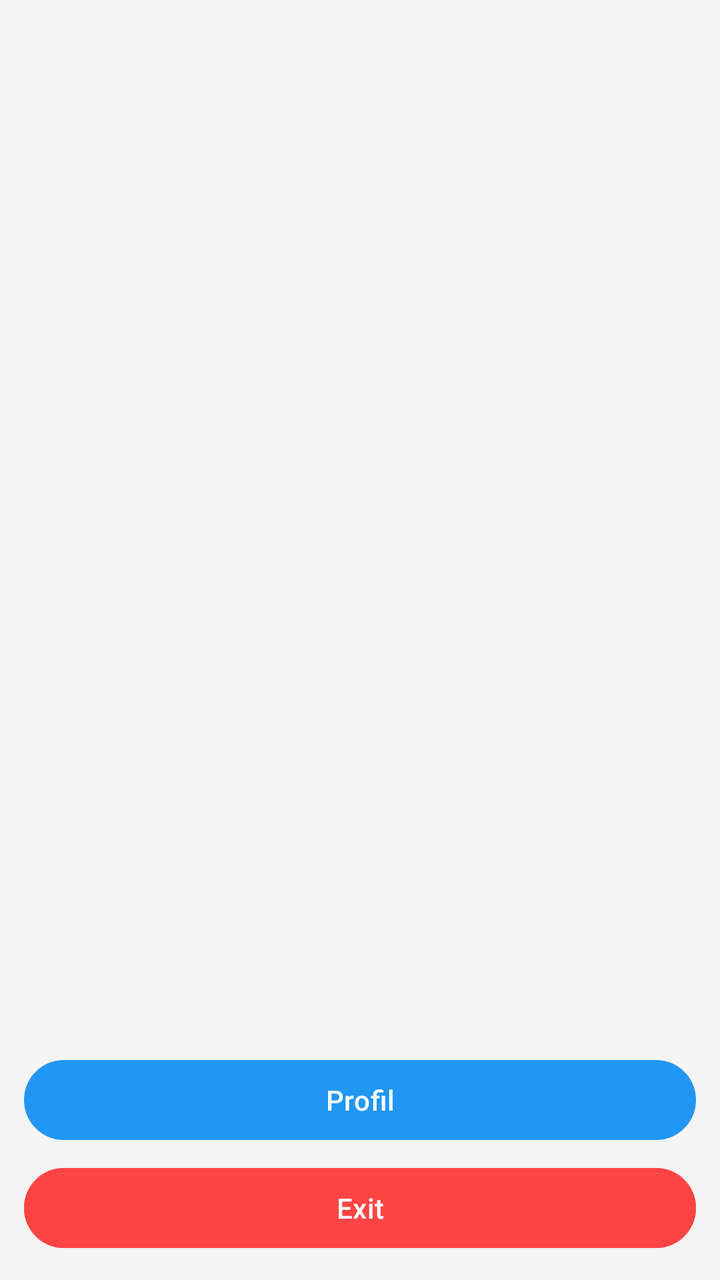
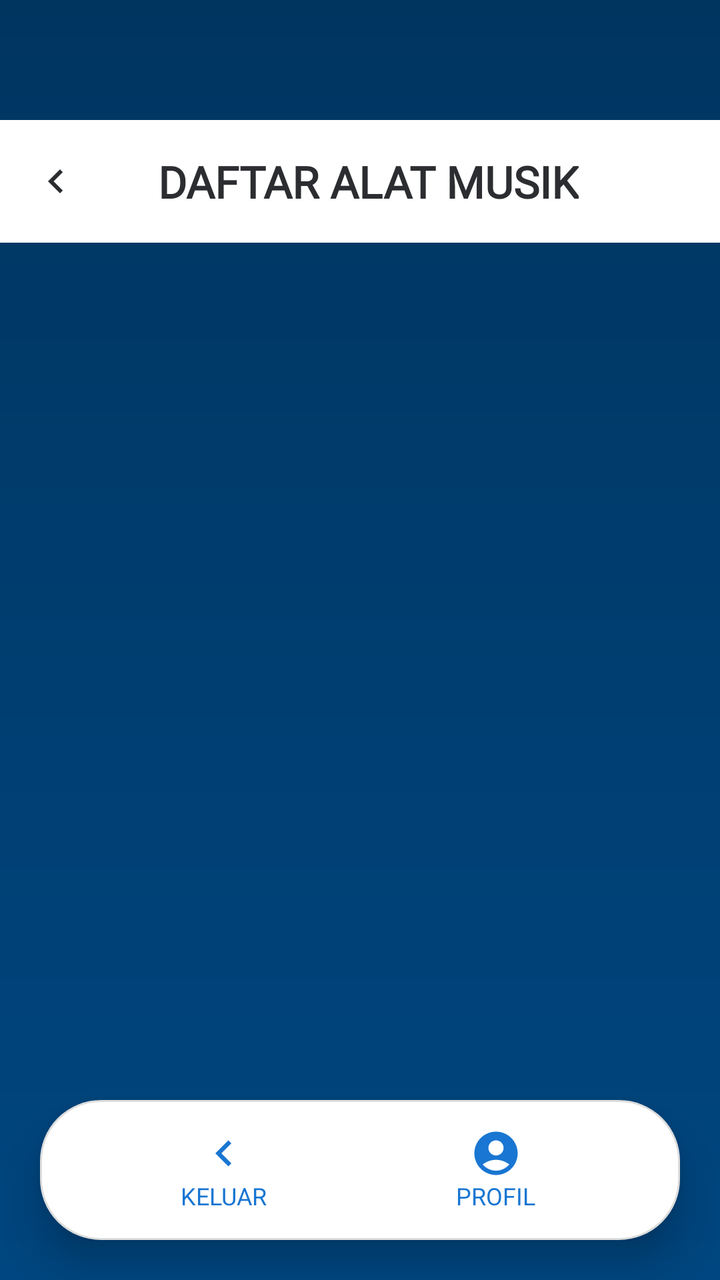

The first picture is an Android layout as it rendered before a commit; the second is the same layout after the commit. The layout source and the unified diff follow.
<!-- AndroidManifest.xml: application theme Theme.MusikAryo -->
<!-- res/layout/activity_usaha_jual.xml -->
<?xml version="1.0" encoding="utf-8"?>
<LinearLayout xmlns:android="http://schemas.android.com/apk/res/android"
    android:layout_width="match_parent"
    android:layout_height="match_parent"
    android:orientation="vertical"
    android:padding="12dp"
    android:background="#F5F5F5">

    <androidx.recyclerview.widget.RecyclerView
        android:id="@+id/rvAlat"
        android:layout_width="match_parent"
        android:layout_height="0dp"
        android:layout_weight="1"/>

    <Button
        android:id="@+id/btnProfil"
        android:layout_width="match_parent"
        android:layout_height="wrap_content"
        android:text="Profil"
        android:layout_marginTop="6dp"/>

    <Button
        android:id="@+id/btnExit"
        android:layout_width="match_parent"
        android:layout_height="wrap_content"
        android:text="Exit"
        android:backgroundTint="@android:color/holo_red_light"
        android:textColor="@android:color/white"
        android:layout_marginTop="6dp"/>
</LinearLayout>
<!-- resources referenced by this layout -->
<resources>
  <style name="Theme.MusikAryo" parent="Theme.Material3.DayNight.NoActionBar">
          
          <item name="colorPrimary">@color/blue_500</item>
          <item name="colorPrimaryVariant">@color/blue_700</item>
          <item name="colorOnPrimary">@android:color/white</item>
  
          
          <item name="android:buttonStyle">@style/MyButton.Blue</item>
      </style>
  <color name="blue_500">#2196F3</color>
  <color name="blue_700">#1976D2</color>
  <style name="MyButton.Blue" parent="@android:style/Widget.Button">
          <item name="android:backgroundTint">@null</item>
          <item name="android:background">@drawable/bg_button_blue</item>
          <item name="android:textColor">@android:color/white</item>
      </style>
  <!-- drawable bg_button_blue (drawable) -->
  <?xml version="1.0" encoding="utf-8"?>
  <shape xmlns:android="http://schemas.android.com/apk/res/android" android:shape="rectangle">
      <gradient
          android:startColor="#2196F3"
          android:endColor="#1976D2"
          android:angle="90"/>
      <corners android:radius="30dp"/>
      <padding
          android:left="20dp"
          android:top="14dp"
          android:right="20dp"
          android:bottom="14dp"/>
  </shape>
</resources>

<!-- the commit's change to res/layout/activity_usaha_jual.xml (unified diff, before → after) -->
@@ -1,30 +1,122 @@
 <?xml version="1.0" encoding="utf-8"?>
-<LinearLayout xmlns:android="http://schemas.android.com/apk/res/android"
+<androidx.constraintlayout.widget.ConstraintLayout
+    xmlns:android="http://schemas.android.com/apk/res/android"
+    xmlns:app="http://schemas.android.com/apk/res-auto"
     android:layout_width="match_parent"
     android:layout_height="match_parent"
-    android:orientation="vertical"
-    android:padding="12dp"
-    android:background="#F5F5F5">
+    android:background="@drawable/bg_header_gradient">
+
+    <androidx.constraintlayout.widget.ConstraintLayout
+        android:id="@+id/headerLayout"
+        android:layout_width="0dp"
+        android:layout_height="wrap_content"
+        android:layout_marginTop="60dp"
+        android:background="@color/white"
+        android:padding="16dp"
+        app:layout_constraintEnd_toEndOf="parent"
+        app:layout_constraintStart_toStartOf="parent"
+        app:layout_constraintTop_toTopOf="parent">
+
+        <ImageView
+            android:id="@+id/btnBack"
+            android:layout_width="24dp"
+            android:layout_height="24dp"
+            android:contentDescription="Back"
+            android:src="@drawable/ic_exit"
+            app:tint="#2B2D30"
+            app:layout_constraintBottom_toBottomOf="parent"
+            app:layout_constraintStart_toStartOf="parent"
+            app:layout_constraintTop_toTopOf="parent" />
+
+        <TextView
+            android:id="@+id/tvHeaderJual"
+            android:layout_width="wrap_content"
+            android:layout_height="wrap_content"
+            android:fontFamily="@font/poppins_bold"
+            android:text="DAFTAR ALAT MUSIK"
+            android:textColor="#2B2D30"
+            android:textSize="22sp"
+            android:textStyle="bold"
+            app:layout_constraintBottom_toBottomOf="parent"
+            app:layout_constraintEnd_toEndOf="parent"
+            app:layout_constraintHorizontal_bias="0.417"
+            app:layout_constraintStart_toEndOf="@id/btnBack"
+            app:layout_constraintTop_toTopOf="parent"
+            app:layout_constraintVertical_bias="0.0" />
+    </androidx.constraintlayout.widget.ConstraintLayout>
 
     <androidx.recyclerview.widget.RecyclerView
         android:id="@+id/rvAlat"
-        android:layout_width="match_parent"
+        android:layout_width="0dp"
         android:layout_height="0dp"
-        android:layout_weight="1"/>
+        android:layout_marginTop="16dp"
+        android:layout_marginBottom="16dp"
+        android:clipToPadding="false"
+        android:padding="16dp"
+        android:scrollbars="vertical"
+        app:layout_constraintBottom_toTopOf="@id/bottomNav"
+        app:layout_constraintEnd_toEndOf="parent"
+        app:layout_constraintStart_toStartOf="parent"
+        app:layout_constraintTop_toBottomOf="@id/headerLayout" />
 
-    <Button
-        android:id="@+id/btnProfil"
-        android:layout_width="match_parent"
-        android:layout_height="wrap_content"
-        android:text="Profil"
-        android:layout_marginTop="6dp"/>
+    <LinearLayout
+        android:id="@+id/bottomNav"
+        android:layout_width="0dp"
+        android:layout_height="70dp"
+        android:layout_margin="20dp"
+        android:background="@drawable/bg_bottom_nav"
+        android:elevation="12dp"
+        android:gravity="center"
+        android:orientation="horizontal"
+        android:paddingHorizontal="24dp"
+        android:paddingVertical="10dp"
+        app:layout_constraintBottom_toBottomOf="parent"
+        app:layout_constraintStart_toStartOf="parent"
+        app:layout_constraintEnd_toEndOf="parent">
 
-    <Button
-        android:id="@+id/btnExit"
-        android:layout_width="match_parent"
-        android:layout_height="wrap_content"
-        android:text="Exit"
-        android:backgroundTint="@android:color/holo_red_light"
-        android:textColor="@android:color/white"
-        android:layout_marginTop="6dp"/>
-</LinearLayout>
+        <LinearLayout
+            android:id="@+id/btnExit"
+            android:layout_width="0dp"
+            android:layout_height="match_parent"
+            android:layout_weight="1"
+            android:gravity="center"
+            android:orientation="vertical">
+
+            <ImageView
+                android:layout_width="26dp"
+                android:layout_height="26dp"
+                android:src="@drawable/ic_exit"
+                app:tint="@color/blue_700" />
+
+            <TextView
+                android:layout_width="wrap_content"
+                android:layout_height="wrap_content"
+                android:text="KELUAR"
+                android:textColor="@color/blue_700"
+                android:textSize="12sp" />
+        </LinearLayout>
+
+        <LinearLayout
+            android:id="@+id/btnProfil"
+            android:layout_width="0dp"
+            android:layout_height="match_parent"
+            android:layout_weight="1"
+            android:gravity="center"
+            android:orientation="vertical">
+
+            <ImageView
+                android:layout_width="26dp"
+                android:layout_height="26dp"
+                android:src="@drawable/ic_user"
+                app:tint="@color/blue_700" />
+
+            <TextView
+                android:layout_width="wrap_content"
+                android:layout_height="wrap_content"
+                android:text="PROFIL"
+                android:textColor="@color/blue_700"
+                android:textSize="12sp" />
+        </LinearLayout>
+    </LinearLayout>
+
+</androidx.constraintlayout.widget.ConstraintLayout>
<!-- resource entries referenced after the edit -->
@@ -11,6 +11,33 @@
       </style>
   <color name="blue_500">#2196F3</color>
   <color name="blue_700">#1976D2</color>
+  <color name="white">#FFFFFFFF</color>
+  <!-- drawable bg_bottom_nav (drawable) -->
+  <shape xmlns:android="http://schemas.android.com/apk/res/android"
+      android:shape="rectangle">
+      <solid android:color="#FFFFFF"/>
+      <corners android:radius="30dp"/>
+      <stroke android:width="1dp" android:color="#DDDDDD"/>
+  </shape>
+  <!-- drawable bg_header_gradient (drawable) -->
+  <shape xmlns:android="http://schemas.android.com/apk/res/android">
+      <gradient
+          android:startColor="#003560"
+          android:endColor="#004680"
+          android:angle="140"/>
+  </shape>
+  <!-- drawable ic_exit (drawable) -->
+  <vector xmlns:android="http://schemas.android.com/apk/res/android" android:autoMirrored="true" android:height="24dp" android:tint="#000000" android:viewportHeight="960" android:viewportWidth="960" android:width="24dp">
+        
+      <path android:fillColor="@android:color/white" android:pathData="M560,720L320,480L560,240L616,296L432,480L616,664L560,720Z"/>
+      
+  </vector>
+  <!-- drawable ic_user (drawable) -->
+  <vector xmlns:android="http://schemas.android.com/apk/res/android" android:height="24dp" android:tint="#000000" android:viewportHeight="24" android:viewportWidth="24" android:width="24dp">
+        
+      <path android:fillColor="@android:color/white" android:pathData="M12,2C6.48,2 2,6.48 2,12s4.48,10 10,10s10,-4.48 10,-10S17.52,2 12,2zM12,6c1.93,0 3.5,1.57 3.5,3.5S13.93,13 12,13s-3.5,-1.57 -3.5,-3.5S10.07,6 12,6zM12,20c-2.03,0 -4.43,-0.82 -6.14,-2.88C7.55,15.8 9.68,15 12,15s4.45,0.8 6.14,2.12C16.43,19.18 14.03,20 12,20z"/>
+      
+  </vector>
   <style name="MyButton.Blue" parent="@android:style/Widget.Button">
           <item name="android:backgroundTint">@null</item>
           <item name="android:background">@drawable/bg_button_blue</item>
